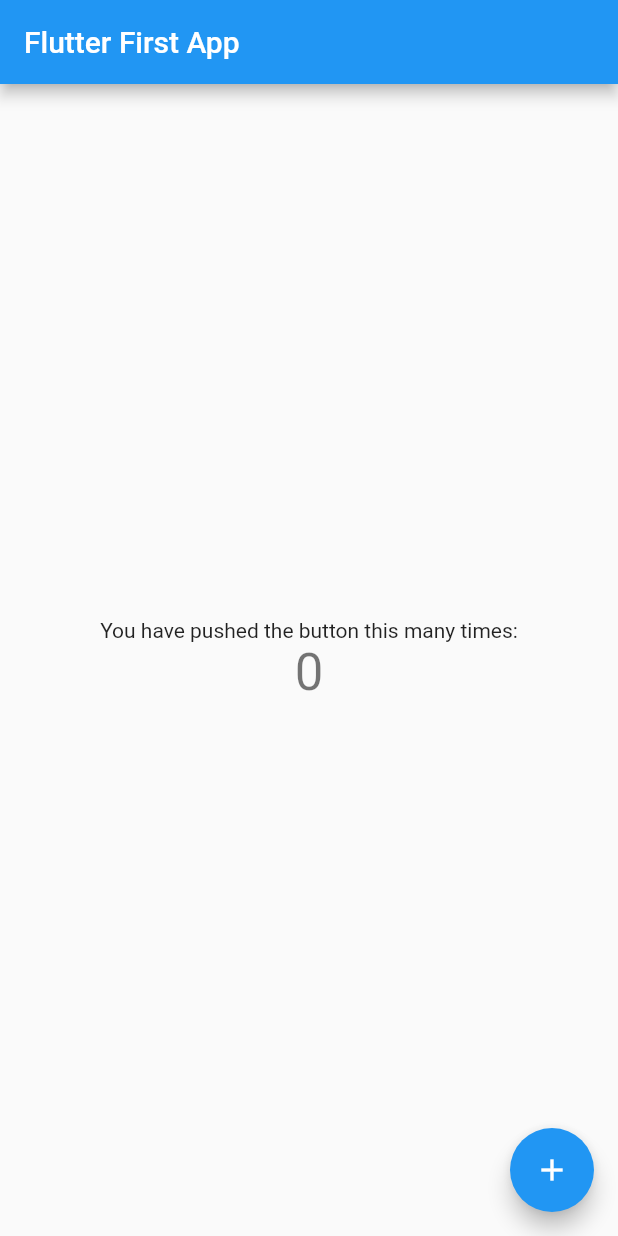
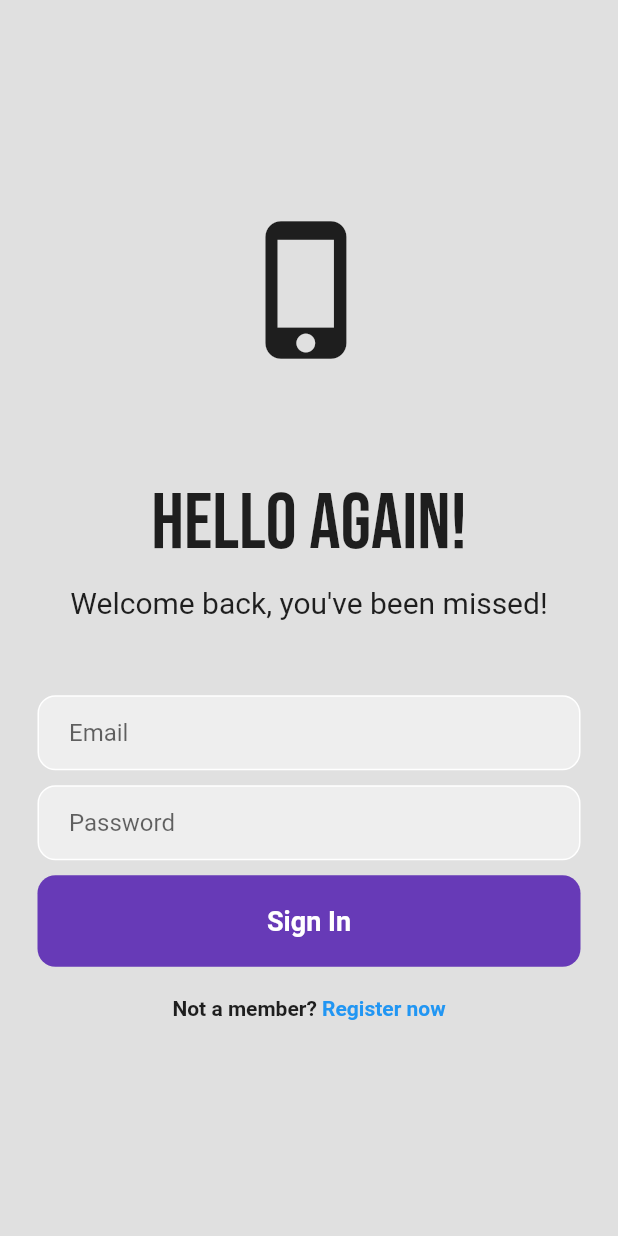
Before and after one commit to L200150110/first_app, a Flutter app: the screen it shows after launch, on a phone screen of 412 x 824 dp. Run offline on Flutter 3.47's test engine with Material 2 defaults, Android fonts, the phone set to English and light mode, and no system bars; our stand-ins replace google_fonts.

Commit message:
login screen example

```diff
--- /dev/null
+++ b/lib/login_page.dart
@@ -0,0 +1,132 @@
+// ignore_for_file: prefer_const_literals_to_create_immutables, prefer_const_constructors
+
+import 'package:flutter/material.dart';
+import 'package:google_fonts/google_fonts.dart';
+
+class LoginPage extends StatefulWidget {
+  const LoginPage({Key? key}) : super(key: key);
+
+  @override
+  State<LoginPage> createState() => _LoginPageState();
+}
+
+class _LoginPageState extends State<LoginPage> {
+  @override
+  Widget build(BuildContext context) {
+    return Scaffold(
+        backgroundColor: Colors.grey[300],
+        body: SafeArea(
+          child: Center(
+            child: SingleChildScrollView(
+              child: Column(
+                mainAxisAlignment: MainAxisAlignment.center,
+                children: [
+                  Icon(Icons.phone_iphone, size: 100),
+                  SizedBox(height: 75),
+                  // Hello again!
+                  Text(
+                    'Hello Again!',
+                    style: GoogleFonts.bebasNeue(fontSize: 52),
+                  ),
+                  SizedBox(height: 10),
+                  Text(
+                    'Welcome back, you\'ve been missed!',
+                    style: TextStyle(
+                      fontSize: 20,
+                    ),
+                  ),
+                  SizedBox(height: 50),
+
+                  // email textfield
+                  Padding(
+                    padding: const EdgeInsets.symmetric(horizontal: 25.0),
+                    child: Container(
+                      decoration: BoxDecoration(
+                        color: Colors.grey[200],
+                        border: Border.all(color: Colors.white),
+                        borderRadius: BorderRadius.circular(12),
+                      ),
+                      child: Padding(
+                        padding: const EdgeInsets.only(left: 20.0),
+                        child: TextField(
+                          decoration: InputDecoration(
+                            border: InputBorder.none,
+                            hintText: 'Email',
+                          ),
+                        ),
+                      ),
+                    ),
+                  ),
+                  SizedBox(height: 10),
+
+                  // password textfield
+                  Padding(
+                    padding: const EdgeInsets.symmetric(horizontal: 25.0),
+                    child: Container(
+                      decoration: BoxDecoration(
+                        color: Colors.grey[200],
+                        border: Border.all(color: Colors.white),
+                        borderRadius: BorderRadius.circular(12),
+                      ),
+                      child: Padding(
+                        padding: const EdgeInsets.only(left: 20.0),
+                        child: TextField(
+                          obscureText: true,
+                          decoration: InputDecoration(
+                            border: InputBorder.none,
+                            hintText: 'Password',
+                          ),
+                        ),
+                      ),
+                    ),
+                  ),
+                  SizedBox(height: 10),
+
+                  // sign button
+                  Padding(
+                    padding: const EdgeInsets.symmetric(horizontal: 25.0),
+                    child: Container(
+                      padding: EdgeInsets.all(20),
+                      decoration: BoxDecoration(
+                          color: Colors.deepPurple,
+                          borderRadius: BorderRadius.circular(12)),
+                      child: Center(
+                        child: Text(
+                          'Sign In',
+                          style: TextStyle(
+                            color: Colors.white,
+                            fontWeight: FontWeight.bold,
+                            fontSize: 18,
+                          ),
+                        ),
+                      ),
+                    ),
+                  ),
+                  SizedBox(height: 20),
+
+                  // not a member? register now
+                  Row(
+                    mainAxisAlignment: MainAxisAlignment.center,
+                    children: [
+                      Text(
+                        'Not a member? ',
+                        style: TextStyle(
+                          fontWeight: FontWeight.bold,
+                        ),
+                      ),
+                      Text(
+                        'Register now',
+                        style: TextStyle(
+                          color: Colors.blue,
+                          fontWeight: FontWeight.bold,
+                        ),
+                      ),
+                    ],
+                  )
+                ],
+              ),
+            ),
+          ),
+        ));
+  }
+}
--- a/lib/main.dart
+++ b/lib/main.dart
@@ -1,74 +1,30 @@
+// ignore_for_file: use_key_in_widget_constructors
+
 import 'package:flutter/material.dart';
+import 'package:flutter/services.dart';
+import 'login_page.dart';
 
 void main() {
   runApp(const MyApp());
 }
 
 class MyApp extends StatelessWidget {
-  const MyApp({super.key});
+  const MyApp({Key? key}) : super(key: key);
 
   @override
   Widget build(BuildContext context) {
+    SystemChrome.setSystemUIOverlayStyle(
+      SystemUiOverlayStyle(
+        statusBarColor: Colors.grey[300],
+        statusBarIconBrightness: Brightness.dark,
+      ),
+    );
     return MaterialApp(
-      title: 'Flutter Demo',
       debugShowCheckedModeBanner: false,
       theme: ThemeData(
         primarySwatch: Colors.blue,
       ),
-      home: const MyHomePage(title: 'Flutter First App'),
+      home: const LoginPage(),
     );
   }
 }
-
-class MyHomePage extends StatefulWidget {
-  const MyHomePage({super.key, required this.title});
-
-  final String title;
-
-  @override
-  State<MyHomePage> createState() => _MyHomePageState();
-}
-
-class _MyHomePageState extends State<MyHomePage> {
-  int _counter = 0;
-
-  void _incrementCounter() {
-    if (_counter == 10) {
-      setState(() {
-        _counter = 0;
-      });
-    } else {
-      setState(() {
-        _counter++;
-      });
-    }
-  }
-
-  @override
-  Widget build(BuildContext context) {
-    return Scaffold(
-      appBar: AppBar(
-        title: Text(widget.title),
-      ),
-      body: Center(
-        child: Column(
-          mainAxisAlignment: MainAxisAlignment.center,
-          children: <Widget>[
-            const Text(
-              'You have pushed the button this many times:',
-            ),
-            Text(
-              '$_counter',
-              style: Theme.of(context).textTheme.headline4,
-            ),
-          ],
-        ),
-      ),
-      floatingActionButton: FloatingActionButton(
-        onPressed: _incrementCounter,
-        tooltip: 'Increment',
-        child: const Icon(Icons.add),
-      ),
-    );
-  }
-}
```
Also changed, not shown: pubspec.yaml (+3 -4 lines), pubspec.lock, 1 other file.
